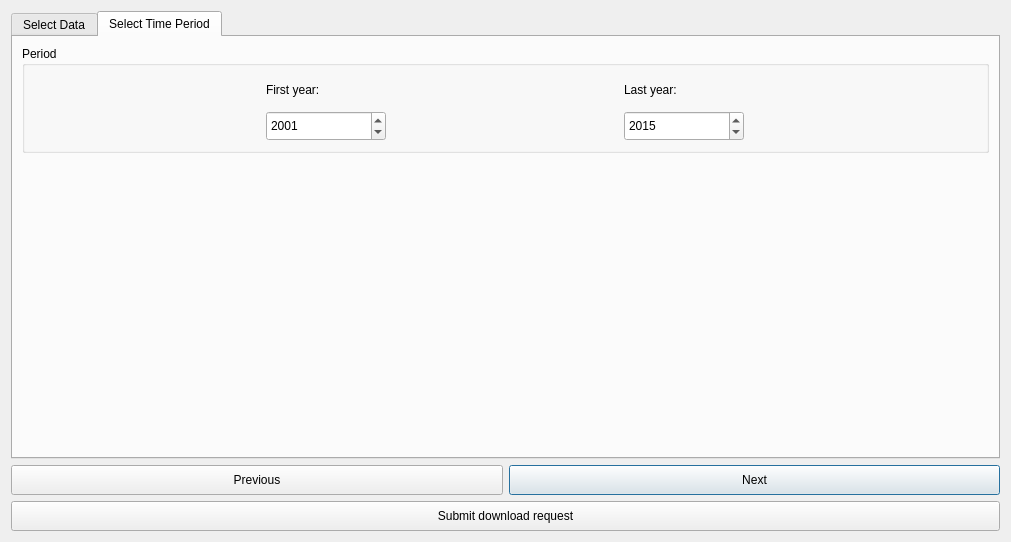
First picture: the form in LDMP/gui/DlgDownload.ui, repository ConservationInternational/trends.earth, before the edit.
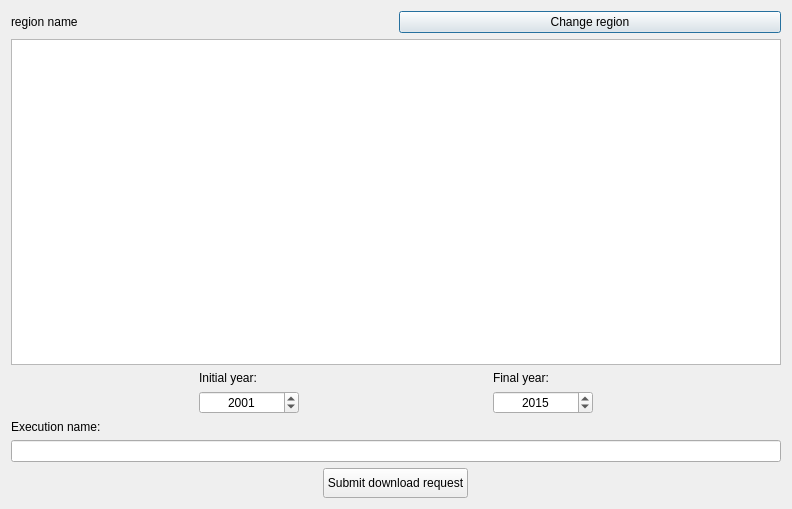
Second picture: the form after the edit. The open tabs and pages were chosen to show the change.

Commit message: Cleanup download tool and support downloading worldpop data

Diff of the .ui file:
```diff
--- a/LDMP/gui/DlgDownload.ui
+++ b/LDMP/gui/DlgDownload.ui
@@ -9,12 +9,12 @@
    <rect>
     <x>0</x>
     <y>0</y>
-    <width>1011</width>
-    <height>542</height>
+    <width>792</width>
+    <height>509</height>
    </rect>
   </property>
   <property name="sizePolicy">
-   <sizepolicy hsizetype="Fixed" vsizetype="Fixed">
+   <sizepolicy hsizetype="Expanding" vsizetype="Expanding">
     <horstretch>0</horstretch>
     <verstretch>0</verstretch>
    </sizepolicy>
@@ -24,24 +24,38 @@
   </property>
   <layout class="QVBoxLayout" name="verticalLayout">
    <item>
-    <widget class="QTabWidget" name="TabBox">
+    <layout class="QHBoxLayout" name="horizontalLayout">
+     <item>
+      <widget class="QLabel" name="region_la">
      <property name="sizePolicy">
-      <sizepolicy hsizetype="Minimum" vsizetype="Expanding">
+        <sizepolicy hsizetype="Preferred" vsizetype="Fixed">
        <horstretch>0</horstretch>
        <verstretch>0</verstretch>
       </sizepolicy>
      </property>
-     <property name="tabShape">
-      <enum>QTabWidget::Rounded</enum>
-     </property>
-     <property name="currentIndex">
-      <number>0</number>
-     </property>
-     <widget class="QWidget" name="SelectData">
-      <attribute name="title">
-       <string>Select Data</string>
-      </attribute>
-      <layout class="QVBoxLayout" name="verticalLayout_2">
+       <property name="toolTip">
+        <string>The current selected region of interest</string>
+       </property>
+       <property name="text">
+        <string>region name</string>
+       </property>
+       <property name="wordWrap">
+        <bool>true</bool>
+       </property>
+      </widget>
+     </item>
+     <item>
+      <widget class="QPushButton" name="region_button">
+       <property name="toolTip">
+        <string>&lt;html&gt;&lt;head/&gt;&lt;body&gt;&lt;p&gt;Opens settings dialog in order to change region of interest.&lt;/p&gt;&lt;/body&gt;&lt;/html&gt;</string>
+       </property>
+       <property name="text">
+        <string>Change region</string>
+       </property>
+      </widget>
+     </item>
+    </layout>
+   </item>
        <item>
         <widget class="QTableView" name="data_view">
          <property name="minimumSize">
@@ -76,204 +90,145 @@
          </attribute>
         </widget>
        </item>
-      </layout>
-     </widget>
-     <widget class="QWidget" name="SelectTime">
-      <attribute name="title">
-       <string>Select Time Period</string>
-      </attribute>
-      <layout class="QVBoxLayout" name="verticalLayout_3">
        <item>
-        <widget class="QGroupBox" name="groupBox_esa_period">
-         <property name="sizePolicy">
-          <sizepolicy hsizetype="Preferred" vsizetype="Fixed">
-           <horstretch>0</horstretch>
-           <verstretch>0</verstretch>
-          </sizepolicy>
-         </property>
-         <property name="title">
-          <string>Period</string>
-         </property>
-         <layout class="QGridLayout" name="gridLayout_8">
-          <item row="1" column="1">
-           <widget class="QDateEdit" name="last_year">
-            <property name="sizePolicy">
-             <sizepolicy hsizetype="Minimum" vsizetype="Minimum">
-              <horstretch>0</horstretch>
-              <verstretch>0</verstretch>
-             </sizepolicy>
-            </property>
-            <property name="minimumSize">
-             <size>
-              <width>0</width>
-              <height>30</height>
-             </size>
-            </property>
-            <property name="maximumSize">
-             <size>
-              <width>120</width>
-              <height>35</height>
-             </size>
-            </property>
-            <property name="minimumDateTime">
-             <datetime>
-              <hour>0</hour>
-              <minute>0</minute>
-              <second>0</second>
-              <year>1992</year>
-              <month>1</month>
-              <day>1</day>
-             </datetime>
-            </property>
-            <property name="maximumDate">
-             <date>
-              <year>2030</year>
-              <month>12</month>
-              <day>31</day>
-             </date>
-            </property>
-            <property name="minimumDate">
-             <date>
-              <year>1992</year>
-              <month>1</month>
-              <day>1</day>
-             </date>
-            </property>
-            <property name="displayFormat">
-             <string notr="true">yyyy</string>
-            </property>
-            <property name="date">
-             <date>
-              <year>2015</year>
-              <month>1</month>
-              <day>1</day>
-             </date>
-            </property>
-           </widget>
-          </item>
+    <layout class="QGridLayout" name="gridLayout">
           <item row="1" column="0">
-           <widget class="QDateEdit" name="first_year">
-            <property name="sizePolicy">
-             <sizepolicy hsizetype="Minimum" vsizetype="Minimum">
-              <horstretch>0</horstretch>
-              <verstretch>0</verstretch>
-             </sizepolicy>
-            </property>
+      <widget class="QDateEdit" name="year_initial">
             <property name="minimumSize">
              <size>
-              <width>0</width>
-              <height>30</height>
+         <width>100</width>
+         <height>0</height>
              </size>
             </property>
             <property name="maximumSize">
              <size>
-              <width>120</width>
-              <height>35</height>
-             </size>
-            </property>
-            <property name="maximumDate">
-             <date>
-              <year>2015</year>
-              <month>12</month>
-              <day>31</day>
-             </date>
-            </property>
-            <property name="minimumDate">
-             <date>
-              <year>1992</year>
-              <month>1</month>
-              <day>1</day>
-             </date>
-            </property>
-            <property name="displayFormat">
-             <string notr="true">yyyy</string>
-            </property>
-            <property name="date">
-             <date>
+         <width>60</width>
+         <height>16777215</height>
+        </size>
+       </property>
+       <property name="alignment">
+        <set>Qt::AlignCenter</set>
+       </property>
+       <property name="dateTime">
+        <datetime>
+         <hour>0</hour>
+         <minute>0</minute>
+         <second>0</second>
               <year>2001</year>
               <month>1</month>
               <day>1</day>
-             </date>
+        </datetime>
+       </property>
+       <property name="maximumDate">
+        <date>
+         <year>2035</year>
+         <month>12</month>
+         <day>31</day>
+        </date>
+       </property>
+       <property name="minimumDate">
+        <date>
+         <year>1980</year>
+         <month>1</month>
+         <day>1</day>
+        </date>
+       </property>
+       <property name="displayFormat">
+        <string>yyyy</string>
+       </property>
+      </widget>
+     </item>
+     <item row="1" column="1">
+      <widget class="QDateEdit" name="year_final">
+       <property name="minimumSize">
+        <size>
+         <width>100</width>
+         <height>0</height>
+        </size>
+       </property>
+       <property name="maximumSize">
+        <size>
+         <width>60</width>
+         <height>16777215</height>
+        </size>
+       </property>
+       <property name="alignment">
+        <set>Qt::AlignCenter</set>
+       </property>
+       <property name="dateTime">
+        <datetime>
+         <hour>0</hour>
+         <minute>0</minute>
+         <second>0</second>
+         <year>2015</year>
+         <month>1</month>
+         <day>1</day>
+        </datetime>
+       </property>
+       <property name="maximumDate">
+        <date>
+         <year>2035</year>
+         <month>12</month>
+         <day>31</day>
+        </date>
+       </property>
+       <property name="minimumDate">
+        <date>
+         <year>1980</year>
+         <month>1</month>
+         <day>1</day>
+        </date>
+       </property>
+       <property name="displayFormat">
+        <string>yyyy</string>
+       </property>
+      </widget>
+     </item>
+     <item row="0" column="0">
+      <widget class="QLabel" name="label_2">
+       <property name="text">
+        <string>Initial year:</string>
             </property>
            </widget>
           </item>
           <item row="0" column="1">
            <widget class="QLabel" name="label_3">
-            <property name="minimumSize">
-             <size>
-              <width>0</width>
-              <height>30</height>
-             </size>
-            </property>
             <property name="text">
-             <string>Last year:</string>
+        <string>Final year:</string>
             </property>
            </widget>
           </item>
-          <item row="0" column="0">
-           <widget class="QLabel" name="label_10">
-            <property name="minimumSize">
-             <size>
-              <width>0</width>
-              <height>30</height>
-             </size>
-            </property>
-            <property name="font">
-             <font>
-              <weight>50</weight>
-              <bold>false</bold>
-             </font>
+    </layout>
+   </item>
+   <item>
+    <widget class="QLabel" name="execution_name_la">
+     <property name="sizePolicy">
+      <sizepolicy hsizetype="Preferred" vsizetype="Fixed">
+       <horstretch>0</horstretch>
+       <verstretch>0</verstretch>
+      </sizepolicy>
+     </property>
+     <property name="toolTip">
+      <string>Input the name that will be assigned to the execution task.</string>
             </property>
             <property name="text">
-             <string>First year:</string>
+      <string>Execution name:</string>
             </property>
            </widget>
           </item>
-         </layout>
-        </widget>
-       </item>
        <item>
-        <spacer name="verticalSpacer_2">
-         <property name="orientation">
-          <enum>Qt::Vertical</enum>
-         </property>
-         <property name="sizeHint" stdset="0">
-          <size>
-           <width>20</width>
-           <height>40</height>
-          </size>
-         </property>
-        </spacer>
-       </item>
-      </layout>
-     </widget>
+    <widget class="QLineEdit" name="execution_name_le">
+     <property name="toolTip">
+      <string>&lt;html&gt;&lt;head/&gt;&lt;body&gt;&lt;p&gt;Input for the name that will be assigned to the execution task, if not filled the algorithm name will be used as the task name.&lt;/p&gt;&lt;/body&gt;&lt;/html&gt;</string>
+     </property>
     </widget>
    </item>
    <item>
     <layout class="QGridLayout" name="gridLayout_3">
-     <item row="0" column="1">
-      <widget class="QPushButton" name="button_next">
-       <property name="sizePolicy">
-        <sizepolicy hsizetype="Minimum" vsizetype="Minimum">
-         <horstretch>0</horstretch>
-         <verstretch>0</verstretch>
-        </sizepolicy>
-       </property>
-       <property name="minimumSize">
-        <size>
-         <width>0</width>
-         <height>30</height>
-        </size>
-       </property>
-       <property name="text">
-        <string>Next</string>
-       </property>
-      </widget>
-     </item>
-     <item row="1" column="0" colspan="2">
+     <item row="0" column="0" colspan="2" alignment="Qt::AlignHCenter">
       <widget class="QPushButton" name="button_calculate">
        <property name="sizePolicy">
-        <sizepolicy hsizetype="Minimum" vsizetype="Minimum">
+        <sizepolicy hsizetype="Minimum" vsizetype="Fixed">
          <horstretch>0</horstretch>
          <verstretch>0</verstretch>
         </sizepolicy>
@@ -284,30 +239,17 @@
          <height>30</height>
         </size>
        </property>
+       <property name="maximumSize">
+        <size>
+         <width>400</width>
+         <height>16777215</height>
+        </size>
+       </property>
        <property name="text">
         <string>Submit download request</string>
        </property>
       </widget>
      </item>
-     <item row="0" column="0">
-      <widget class="QPushButton" name="button_prev">
-       <property name="sizePolicy">
-        <sizepolicy hsizetype="Minimum" vsizetype="Minimum">
-         <horstretch>0</horstretch>
-         <verstretch>0</verstretch>
-        </sizepolicy>
-       </property>
-       <property name="minimumSize">
-        <size>
-         <width>0</width>
-         <height>30</height>
-        </size>
-       </property>
-       <property name="text">
-        <string>Previous</string>
-       </property>
-      </widget>
-     </item>
     </layout>
    </item>
   </layout>
```
Left out of the diff: 3 changed lines with no effect on the pictures. Lines whose indentation alone changed are shown as unchanged. The commit also changes 4 other files.
